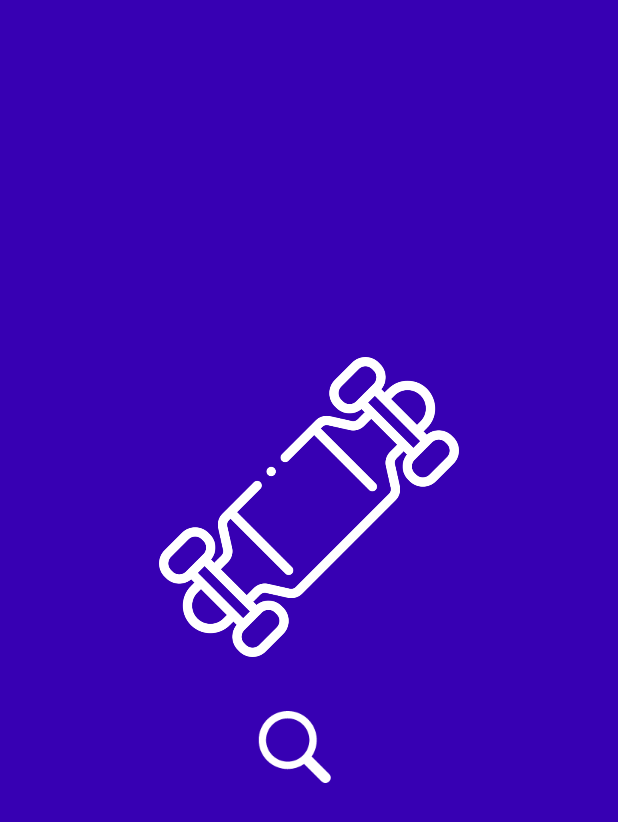
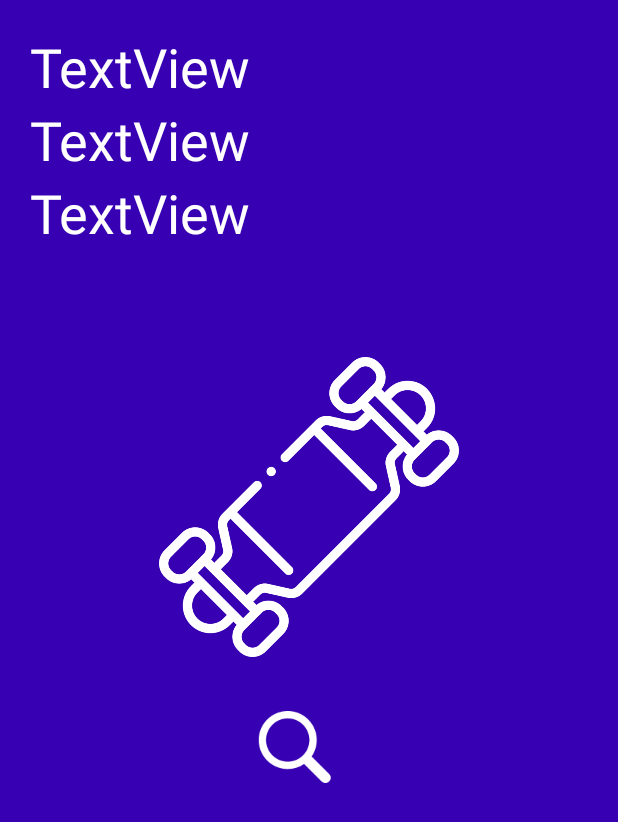
Before and after one commit to pwiklowski/esk8pal-android, an Android app: the screen it shows after launch (OnBoardingActivity), on a phone screen of 412 x 824 dp. Shown: the top 822 px of the screen. Run offline under Robolectric (Android 15) with nearby library versions, the phone set to English and light mode, and no system bars; our stand-ins replace RxJava; libraries missing offline, so code that uses them is left out: com.polidea.rxandroidble2; 3 statements that could not run were skipped.

Commit message:
Add data from advertisments to loading screen

```diff
--- a/app/src/main/java/com/wiklosoft/esk8logger/BleClient.kt
+++ b/app/src/main/java/com/wiklosoft/esk8logger/BleClient.kt
@@ -1,10 +1,11 @@
 package com.wiklosoft.esk8logger
 
 import android.content.Context
-import android.os.Handler
 import android.util.Log
-import com.polidea.rxandroidble2.*
-
+import com.polidea.rxandroidble2.NotificationSetupMode
+import com.polidea.rxandroidble2.RxBleClient
+import com.polidea.rxandroidble2.RxBleConnection
+import com.polidea.rxandroidble2.RxBleDevice
 import com.polidea.rxandroidble2.scan.ScanFilter
 import com.polidea.rxandroidble2.scan.ScanSettings
 import io.reactivex.Single
@@ -13,7 +14,6 @@ import io.reactivex.subjects.BehaviorSubject
 import java.nio.ByteBuffer
 import java.nio.ByteOrder
 import java.util.*
-import java.util.concurrent.TimeUnit
 
 private const val TAG = "BleClient"
 
@@ -83,6 +83,10 @@ class BleClient {
 
     var connectionState = BehaviorSubject.create<ConnectionState>()
 
+    var advVoltage = BehaviorSubject.create<Float>()
+    var advCurrent = BehaviorSubject.create<Float>()
+    var advState = BehaviorSubject.create<Esk8palState>()
+
     var voltage = BehaviorSubject.create<Double>()
     var current = BehaviorSubject.create<Double>()
     val usedEnergy = BehaviorSubject.create<Double>()
@@ -135,11 +139,18 @@ class BleClient {
             ScanFilter.Builder().setDeviceAddress(getDeviceMac()).build()
         ).subscribe(
             {
-                Log.d(TAG, "result ${it.bleDevice.macAddress}");
-                scanSubscription?.dispose()
-                Handler().postDelayed({
-                    connectToDevice()
-                },500)
+
+                var data = it.scanRecord.getManufacturerSpecificData(0x0000)
+                var voltage = ByteBuffer.wrap(data?.copyOfRange(0,4)).order(ByteOrder.LITTLE_ENDIAN).float
+                var current = ByteBuffer.wrap(data?.copyOfRange(4,8)).order(ByteOrder.LITTLE_ENDIAN).float
+                var state = Esk8palState.of(data!![8])
+
+                Log.d(TAG, "result ${it.bleDevice.macAddress} ${voltage} ${current}");
+
+                advVoltage.onNext(voltage)
+                advCurrent.onNext(current)
+                advState.onNext(state)
+
             },
             {
                 // Handle an error here.
--- a/app/src/main/java/com/wiklosoft/esk8logger/ui/loading/LoadingFragment.kt
+++ b/app/src/main/java/com/wiklosoft/esk8logger/ui/loading/LoadingFragment.kt
@@ -15,6 +15,7 @@ import androidx.lifecycle.ViewModelProviders
 import com.wiklosoft.esk8logger.ConnectionState
 import com.wiklosoft.esk8logger.MainActivity
 import com.wiklosoft.esk8logger.R
+import kotlinx.android.synthetic.main.loading_fragment.*
 import kotlinx.android.synthetic.main.loading_fragment.view.*
 
 
@@ -44,6 +45,22 @@ class LoadingFragment : Fragment() {
                 openMainActivity()
             }
         })
+
+        viewModel.voltage.observe(viewLifecycleOwner, Observer {
+            voltage.text =  it?.let {
+                "Voltage: %.2f V".format((it))
+            } ?: ""
+        })
+
+        viewModel.current.observe(viewLifecycleOwner, Observer {
+            current.text =  it?.let {
+                "Current: %.2f A".format((it))
+            } ?: ""
+        })
+
+        viewModel.state.observe(viewLifecycleOwner, Observer {
+            state.text = it.toString()
+        })
     }
 
     fun openMainActivity() {
--- a/app/src/main/java/com/wiklosoft/esk8logger/ui/loading/LoadingViewModel.kt
+++ b/app/src/main/java/com/wiklosoft/esk8logger/ui/loading/LoadingViewModel.kt
@@ -6,15 +6,37 @@ import androidx.lifecycle.MutableLiveData
 import com.polidea.rxandroidble2.RxBleConnection
 import com.wiklosoft.esk8logger.App
 import com.wiklosoft.esk8logger.ConnectionState
+import com.wiklosoft.esk8logger.Esk8palState
 
 class LoadingViewModel : AndroidViewModel {
     val connectionState = MutableLiveData<ConnectionState>()
+    val client = getApplication<App>().bleClient
+
+    var voltage = MutableLiveData<Float>()
+    var current = MutableLiveData<Float>()
+    var state = MutableLiveData<Esk8palState>()
 
     constructor(application: Application) : super(application) {
-        val client = getApplication<App>().bleClient
 
         client.connectionState.subscribe {
             connectionState.postValue(it)
         }
+
+        client.advVoltage.subscribe {
+            voltage.postValue(it)
+        }
+
+        client.advCurrent.subscribe {
+            current.postValue(it)
+        }
+
+        client.advState.subscribe {
+            state.postValue(it)
+        }
+
+    }
+
+    fun connect() {
+        client.connect()
     }
 }
--- a/app/src/main/res/layout/loading_fragment.xml
+++ b/app/src/main/res/layout/loading_fragment.xml
@@ -37,4 +37,37 @@
             app:layout_constraintStart_toStartOf="parent" />
     </androidx.constraintlayout.widget.ConstraintLayout>
 
+    <LinearLayout
+        android:layout_width="391dp"
+        android:layout_height="190dp"
+        android:orientation="vertical"
+        android:padding="20dp"
+        tools:layout_editor_absoluteX="1dp"
+        tools:layout_editor_absoluteY="0dp">
+
+        <TextView
+            android:id="@+id/voltage"
+            android:layout_width="match_parent"
+            android:layout_height="wrap_content"
+            android:text="TextView"
+            android:textColor="@android:color/white"
+            android:textSize="36sp" />
+
+        <TextView
+            android:id="@+id/current"
+            android:layout_width="match_parent"
+            android:layout_height="wrap_content"
+            android:text="TextView"
+            android:textColor="@android:color/white"
+            android:textSize="36sp" />
+
+        <TextView
+            android:id="@+id/state"
+            android:layout_width="match_parent"
+            android:layout_height="wrap_content"
+            android:text="TextView"
+            android:textColor="@android:color/white"
+            android:textSize="36sp" />
+    </LinearLayout>
+
 </androidx.constraintlayout.widget.ConstraintLayout>
```
